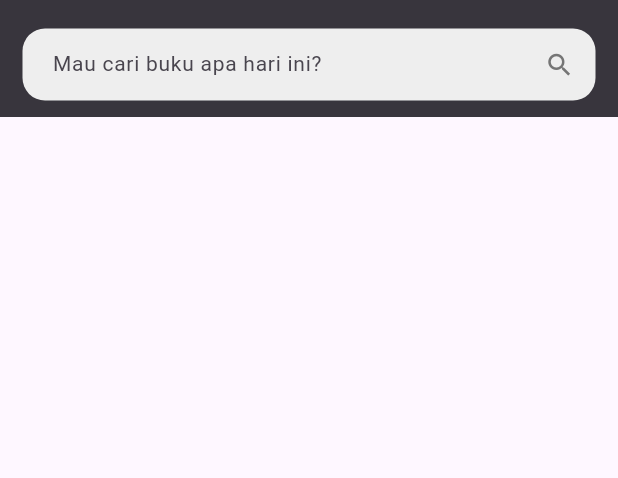
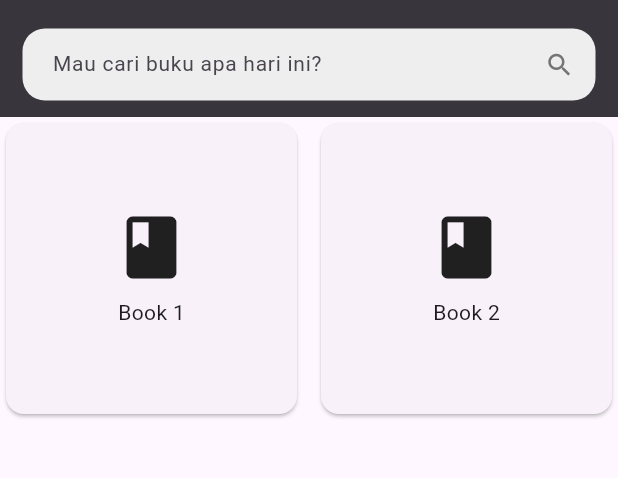
Before and after one commit to gede-books/gede-books-mobile, a Flutter app: the screen it shows after launch, in the side drawer, after a tap on "WishList Saya", on a phone screen of 412 x 824 dp, the part 57-535 px from its top. Run offline on Flutter 3.47's test engine with Material 3 defaults, Android fonts, the light colour scheme and no system bars.

Commit message:
basic design

```diff
--- a/lib/screens/wishlist.dart
+++ b/lib/screens/wishlist.dart
@@ -12,13 +12,14 @@ class WishlistPage extends StatelessWidget {
   WishlistPage({Key? key}) : super(key: key);
 
   final List<ShopItem> items = [
-
+    ShopItem('Book 1', Icons.book),
+    ShopItem('Book 2', Icons.book),
+    // Add more items as needed
   ];
 
   void _onSearch() {
     // Define what happens when the search icon is tapped.
   }
-
 
   @override
   Widget build(BuildContext context) {
@@ -76,7 +77,8 @@ class WishlistPage extends StatelessWidget {
                       iconSize: 20.0, // Reduced icon size for the search icon
                       onPressed: _onSearch,
                     ),
-                contentPadding: EdgeInsets.symmetric(vertical: 0.0, horizontal: 16.0),
+                    contentPadding: EdgeInsets.symmetric(
+                        vertical: 0.0, horizontal: 16.0),
                     border: OutlineInputBorder(
                       borderRadius: BorderRadius.circular(15.0),
                       borderSide: BorderSide.none,
@@ -88,8 +90,18 @@ class WishlistPage extends StatelessWidget {
               ),
             ),
           ),
-
         ),
+      ),
+      body: GridView.builder(
+        gridDelegate: SliverGridDelegateWithFixedCrossAxisCount(
+          crossAxisCount: 2,
+          crossAxisSpacing: 8.0,
+          mainAxisSpacing: 8.0,
+        ),
+        itemCount: items.length,
+        itemBuilder: (context, index) {
+          return ShopCard(items[index]);
+        },
       ),
     );
   }
@@ -98,11 +110,19 @@ class WishlistPage extends StatelessWidget {
 class ShopCard extends StatelessWidget {
   final ShopItem item;
 
-  const ShopCard(this.item, {super.key}); // Constructor
+  ShopCard(this.item, {Key? key}) : super(key: key);
 
   @override
   Widget build(BuildContext context) {
-    return Material(
+    return Card(
+      child: Column(
+        mainAxisAlignment: MainAxisAlignment.center,
+        children: [
+          Icon(item.icon, size: 50),
+          SizedBox(height: 8),
+          Text(item.name),
+        ],
+      ),
     );
   }
 }
```
Lines whose indentation alone changed are shown as unchanged.
